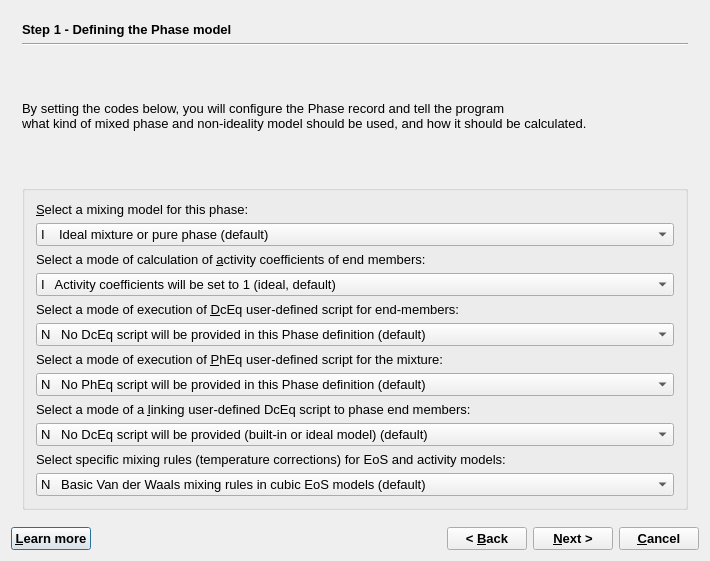
This is GUI/Dialogs4/PhaseWizard4.ui in gemshub/GEMSGUI as Qt 5 draws it before an edit. The edited form follows.
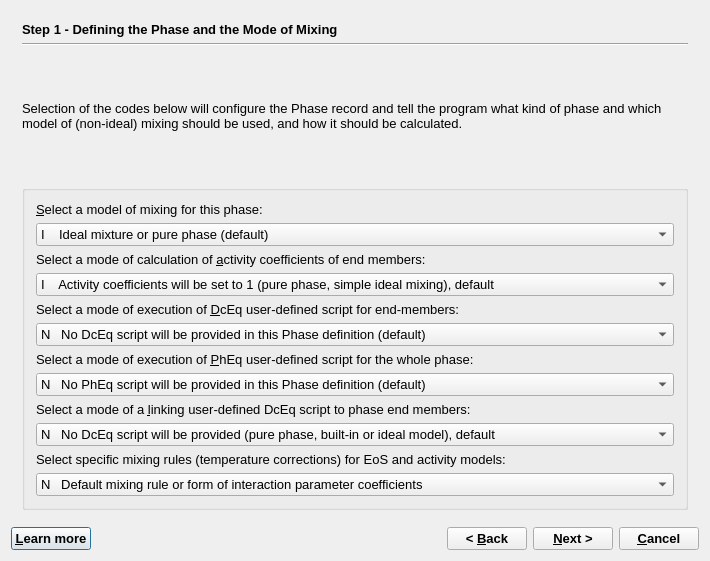
This is the edited form. The open tabs and pages were chosen to show the change.

Commit message: Interim commit of files related to revision of gm_phase and g_useref html help files.

```diff
--- a/GUI/Dialogs4/PhaseWizard4.ui
+++ b/GUI/Dialogs4/PhaseWizard4.ui
@@ -59,7 +59,7 @@
           </font>
          </property>
          <property name="text">
-          <string>Step 1 - Defining the Phase model</string>
+          <string>Step 1 - Defining the Phase and the Mode of Mixing</string>
          </property>
         </widget>
        </item>
@@ -85,8 +85,7 @@
           <enum>QFrame::Plain</enum>
          </property>
          <property name="text">
-          <string>By setting the codes below, you will configure the Phase record and tell the program 
-what kind of mixed phase and non-ideality model should be used, and how it should be calculated.</string>
+          <string>Selection of the codes below will configure the Phase record and tell the program what kind of phase and which model of (non-ideal) mixing should be used, and how it should be calculated.</string>
          </property>
          <property name="textFormat">
           <enum>Qt::AutoText</enum>
@@ -114,7 +113,7 @@
           <item>
            <widget class="QLabel" name="ModelCodeLabel">
             <property name="text">
-             <string>&amp;Select a mixing model for this phase:</string>
+             <string>&amp;Select a model of mixing for this phase:</string>
             </property>
             <property name="alignment">
              <set>Qt::AlignBottom</set>
@@ -307,7 +306,7 @@
            <widget class="QComboBox" name="AC_modeCode">
             <item>
              <property name="text">
-              <string>I   Activity coefficients will be set to 1 (ideal, default)</string>
+              <string>I    Activity coefficients will be set to 1 (pure phase, simple ideal mixing), default</string>
              </property>
             </item>
             <item>
@@ -360,7 +359,7 @@
           <item>
            <widget class="QLabel" name="PhEqModeLabel">
             <property name="text">
-             <string>Select a mode of execution of &amp;PhEq user-defined script for the mixture:</string>
+             <string>Select a mode of execution of &amp;PhEq user-defined script for the whole phase:</string>
             </property>
             <property name="alignment">
              <set>Qt::AlignBottom</set>
@@ -412,7 +411,7 @@
            <widget class="QComboBox" name="DcEqLinkMode">
             <item>
              <property name="text">
-              <string>N   No DcEq script will be provided (built-in or ideal model) (default)</string>
+              <string>N   No DcEq script will be provided (pure phase, built-in or ideal model), default</string>
              </property>
             </item>
             <item>
@@ -447,7 +446,12 @@
            <widget class="QComboBox" name="SCM_code">
             <item>
              <property name="text">
-              <string>N   Basic Van der Waals mixing rules in cubic EoS models (default)</string>
+              <string>N   Default mixing rule or form of interaction parameter coefficients  </string>
+             </property>
+            </item>
+            <item>
+             <property name="text">
+              <string>W   Basic Van der Waals mixing rules in cubic EoS models</string>
              </property>
             </item>
             <item>
```
Left out of the diff: 33 changed lines with no effect on the pictures. The commit also changes 5 other files.
